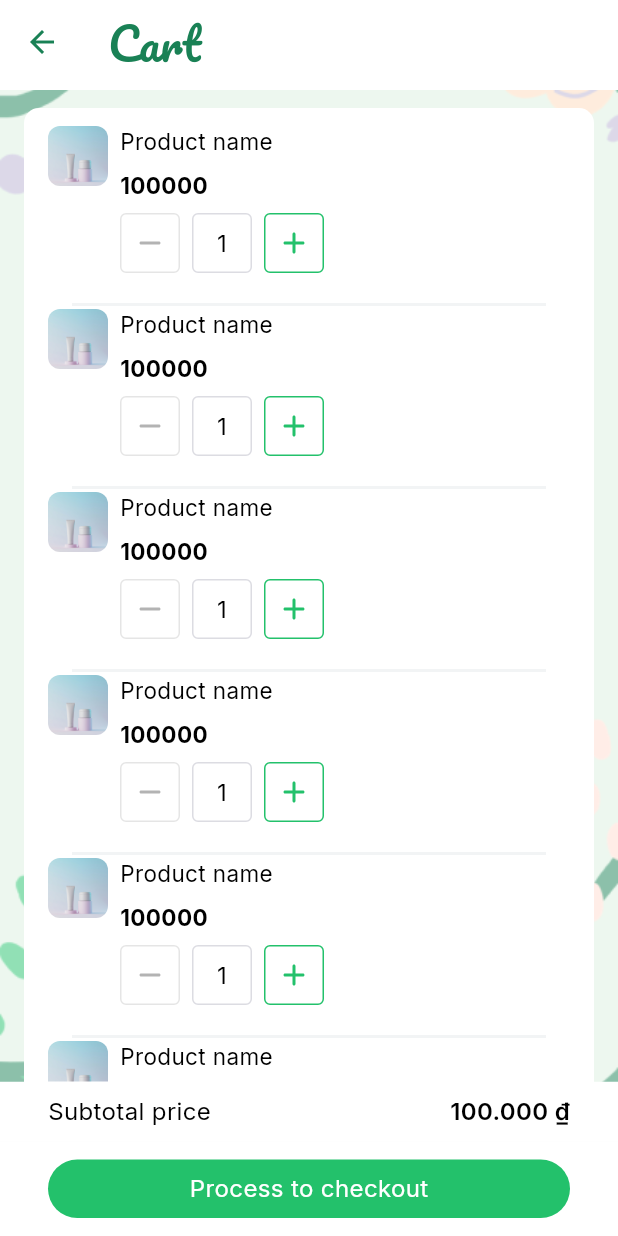
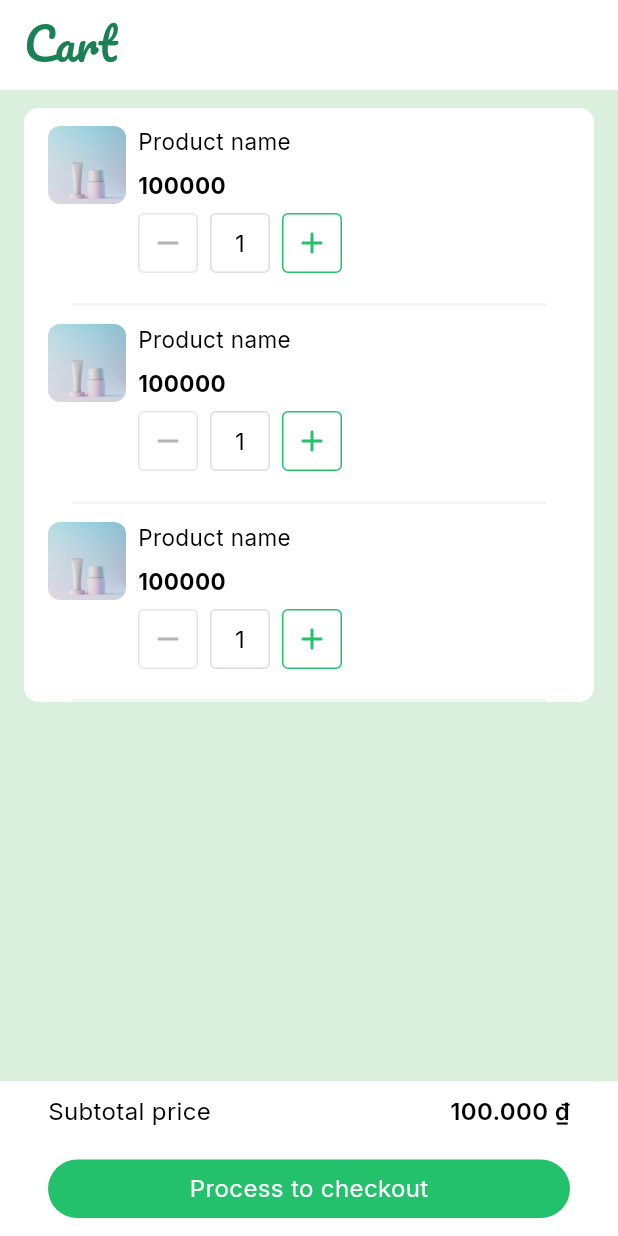
Before and after one commit to MinhNhatQA15101910/se346.flower_shop_management, a Flutter app: the CartScreen screen opened directly, on a phone screen of 412 x 824 dp. Run offline on Flutter 3.47's test engine with Material 3 defaults, Android fonts, the phone set to English and light mode, and no system bars; drawn by our look-alikes of flutter_slidable; our stand-ins replace carousel_slider, flutter_rating_bar, flutter_svg, google_fonts, smooth_page_indicator.

Commit message:
Fix Slidable bug

```diff
--- a/frontend/lib/features/customer/account/screens/account_screen.dart
+++ b/frontend/lib/features/customer/account/screens/account_screen.dart
@@ -81,7 +81,7 @@ class AccountScreen extends StatelessWidget {
                             AspectRatio(
                               aspectRatio: 1.0,
                               child: ClipOval(
-                                child: Container(
+                                child: SizedBox(
                                   width: double.infinity,
                                   child: Image.asset(
                                     'assets/images/img_account.png',
@@ -318,7 +318,7 @@ class AccountScreen extends StatelessWidget {
                       ],
                     ),
                   ),
-                  Container(
+                  SizedBox(
                     width: 24,
                     height: 40,
                     child: Align(
@@ -353,7 +353,7 @@ class AccountScreen extends StatelessWidget {
                       ],
                     ),
                   ),
-                  Container(
+                  SizedBox(
                     width: 24,
                     height: 40,
                     child: Align(
@@ -388,7 +388,7 @@ class AccountScreen extends StatelessWidget {
                       ],
                     ),
                   ),
-                  Container(
+                  SizedBox(
                     width: 24,
                     height: 40,
                     child: Align(
@@ -406,7 +406,7 @@ class AccountScreen extends StatelessWidget {
             _customContainer(
               child: Row(
                 children: [
-                  Container(
+                  SizedBox(
                     width: 40,
                     height: 40,
                     child: Center(
--- a/frontend/lib/features/customer/cart/screens/cart_screen.dart
+++ b/frontend/lib/features/customer/cart/screens/cart_screen.dart
@@ -38,14 +38,10 @@ class _CartScreenState extends State<CartScreen> {
           Expanded(
             child: Stack(
               children: [
-                Positioned.fill(
-                  child: Image.asset(
-                    'assets/images/appBG.png',
-                    fit: BoxFit.cover,
+                SizedBox(
+                  child: Container(
+                    color: GlobalVariables.lightGreen,
                   ),
-                ),
-                Container(
-                  color: Colors.white.withOpacity(0.5),
                 ),
                 SingleChildScrollView(
                   child: Container(
@@ -59,53 +55,8 @@ class _CartScreenState extends State<CartScreen> {
                       color: Colors.white,
                       borderRadius: BorderRadius.circular(10.0),
                     ),
-                    child: Padding(
-                      padding: EdgeInsets.only(
-                          top: 12.0, right: 16.0, left: 16.0, bottom: 12.0),
                     child: Column(
                       children: [
-                          ProductCartItem(
-                            productName: 'Product name',
-                            price: 100000,
-                            imagePath: 'assets/images/product1.png',
-                            quantity: 1,
-                          ),
-                          ProductCartItem(
-                            productName: 'Product name',
-                            price: 100000,
-                            imagePath: 'assets/images/product1.png',
-                            quantity: 1,
-                          ),
-                          ProductCartItem(
-                            productName: 'Product name',
-                            price: 100000,
-                            imagePath: 'assets/images/product1.png',
-                            quantity: 1,
-                          ),
-                          ProductCartItem(
-                            productName: 'Product name',
-                            price: 100000,
-                            imagePath: 'assets/images/product1.png',
-                            quantity: 1,
-                          ),
-                          ProductCartItem(
-                            productName: 'Product name',
-                            price: 100000,
-                            imagePath: 'assets/images/product1.png',
-                            quantity: 1,
-                          ),
-                          ProductCartItem(
-                            productName: 'Product name',
-                            price: 100000,
-                            imagePath: 'assets/images/product1.png',
-                            quantity: 1,
-                          ),
-                          ProductCartItem(
-                            productName: 'Product name',
-                            price: 100000,
-                            imagePath: 'assets/images/product1.png',
-                            quantity: 1,
-                          ),
                         ProductCartItem(
                           productName: 'Product name',
                           price: 100000,
@@ -128,6 +79,14 @@ class _CartScreenState extends State<CartScreen> {
                     ),
                   ),
                 ),
+                Row(
+                  mainAxisAlignment: MainAxisAlignment.end,
+                  children: [
+                    Container(
+                      width: 16,
+                      color: GlobalVariables.lightGreen,
+                    )
+                  ],
                 ),
               ],
               //add cart item here
--- a/frontend/lib/features/customer/cart/widgets/product_cart_item.dart
+++ b/frontend/lib/features/customer/cart/widgets/product_cart_item.dart
@@ -54,8 +54,12 @@ class ProductCartItem extends StatelessWidget {
             ),
           ),
         ],
-        child: SizedBox(
-          height: 122,
+        child: Container(
+          padding: EdgeInsets.only(top: 12.0, left: 16.0, right: 16.0),
+          decoration: BoxDecoration(
+            color: Colors.white,
+            borderRadius: BorderRadius.circular(10), // Bo tròn container cha
+          ),
           child: Column(
             mainAxisSize: MainAxisSize.min,
             mainAxisAlignment: MainAxisAlignment.start,
@@ -67,8 +71,8 @@ class ProductCartItem extends StatelessWidget {
                 crossAxisAlignment: CrossAxisAlignment.start,
                 children: [
                   Container(
-                    width: 40,
-                    height: 40,
+                    width: 52,
+                    height: 52,
                     decoration: BoxDecoration(
                       image: DecorationImage(
                         image: AssetImage(imagePath),
--- a/frontend/lib/main.dart
+++ b/frontend/lib/main.dart
@@ -32,7 +32,7 @@ class MyApp extends StatelessWidget {
         ),
       ),
       onGenerateRoute: (routeSettings) => generateRoute(routeSettings),
-      home: BottomBar(),
+      home: CartScreen(),
     );
   }
 }
```
Lines whose indentation alone changed are shown as unchanged.
